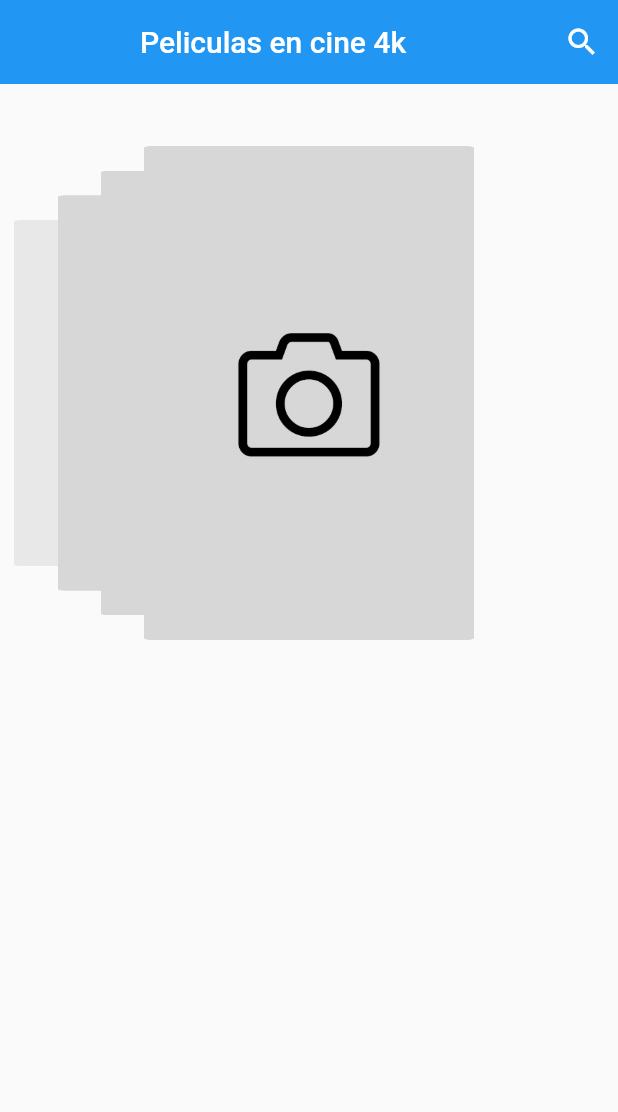
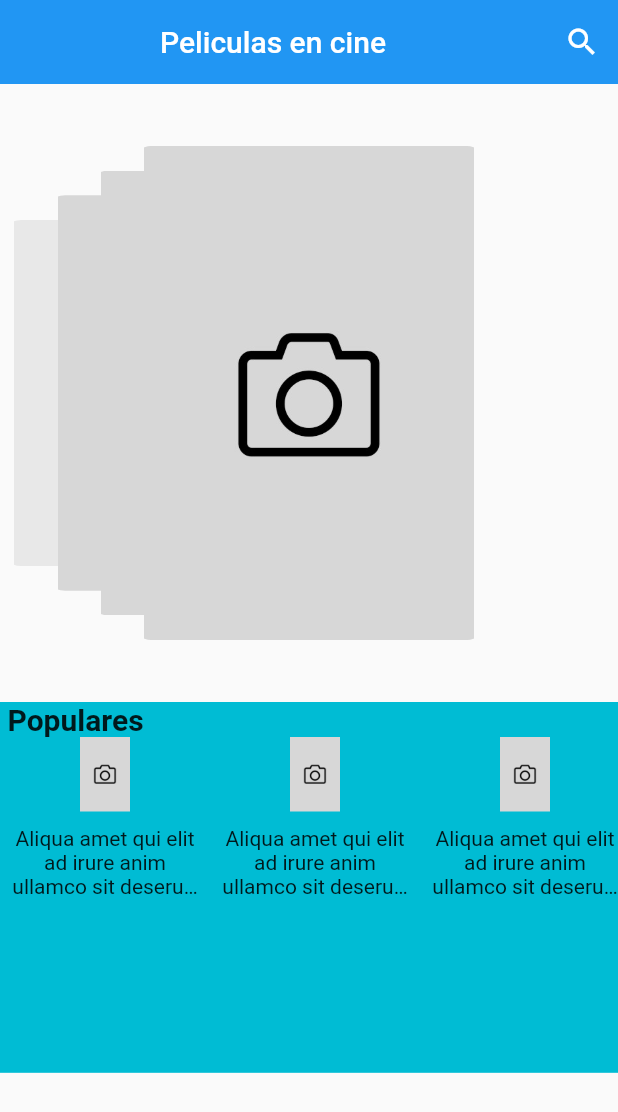
Before and after one commit to EmmanuelSalcido/peliculas_2023, a Flutter app: the screen it shows after launch, on a phone screen of 412 x 824 dp. Shown: the top 1112 px of the screen. Run offline on Flutter 3.47's test engine with Material 2 defaults, Android fonts, the phone set to English and light mode, and no system bars; drawn by our look-alikes of card_swiper; network calls fail.

Commit message:
jueves 28/10/2012

```diff
--- a/lib/main.dart
+++ b/lib/main.dart
@@ -1,7 +1,27 @@
-import 'package:flutter/material.dart'; //mate para la estructura
+import 'package:flutter/material.dart';
 import 'package:peliculas_2023/screens/screens.dart';
+import 'package:provider/provider.dart';
 
-void main() => runApp(const MyApp());
+import 'providers/movies_provider.dart';
+
+void main() => runApp(const AppState());
+
+class AppState extends StatelessWidget {
+  const AppState({super.key});
+
+  @override
+  Widget build(BuildContext context) {
+    return MultiProvider(
+      providers: [
+        ChangeNotifierProvider(
+          create: (_) => MoviesProvider(),
+          lazy: false,
+        )
+      ],
+      child: MyApp(),
+    );
+  }
+}
 
 class MyApp extends StatelessWidget {
   const MyApp({super.key});
@@ -10,11 +30,11 @@ class MyApp extends StatelessWidget {
   Widget build(BuildContext context) {
     return MaterialApp(
       debugShowCheckedModeBanner: false,
-      title: 'Peliculas Legales',
+      title: 'Peliculas',
       initialRoute: 'home',
       routes: {
-        'home': (_) => const HomeScreen(),
-        'details': (_) => const DetailsScreen()
+        'home': (_) => HomeScreen(),
+        'details': (_) => DetailsScreen(),
       },
     );
   }
--- /dev/null
+++ b/lib/providers/movies_provider.dart
@@ -0,0 +1,23 @@
+import 'dart:convert';
+
+import 'package:flutter/material.dart';
+import 'package:http/http.dart' as http;
+
+class MoviesProvider extends ChangeNotifier {
+  String _baseUrl = 'api.themoviedb.org';
+  String _apiKey = '9dc27117b000e7e5acfb365fa957971a';
+  String _language = 'es-MX';
+
+  MoviesProvider() {
+    getOnDisplayMovies();
+  }
+  getOnDisplayMovies() async {
+    var url = Uri.https(_baseUrl, '3/movie/now_playing',
+        {'api_key': _apiKey, 'lenguage': _language, 'pages': '1'});
+
+    final response = await http.get(url);
+    final Map<String, dynamic> decodeData = json.decode(response.body);
+    print(decodeData);
+    print(response.body);
+  }
+}
--- a/lib/screens/home_screen.dart
+++ b/lib/screens/home_screen.dart
@@ -1,5 +1,5 @@
 import 'package:flutter/material.dart';
-import 'package:peliculas_2023/widgets/card_swiper.dart';
+import 'package:peliculas_2023/widgets/widgets.dart';
 
 class HomeScreen extends StatelessWidget {
   const HomeScreen({super.key});
@@ -8,17 +8,19 @@ class HomeScreen extends StatelessWidget {
   Widget build(BuildContext context) {
     return Scaffold(
       appBar: AppBar(
-        elevation: 0, //sombra
+        elevation: 0,
         actions: [
           IconButton(
             onPressed: () {},
             icon: const Icon(Icons.search_outlined),
           )
         ],
-        title: const Center(child: Text('Peliculas en cine 4k')),
+        title: const Center(
+          child: Text('Peliculas en cine'),
+        ),
       ),
-      body: const Column(
-        children: [CardSwiper()],
+      body: Column(
+        children: [CardSwiper(), MovieSlider()],
       ),
     );
   }
--- a/lib/widgets/card_swiper.dart
+++ b/lib/widgets/card_swiper.dart
@@ -1,13 +1,12 @@
 import 'package:card_swiper/card_swiper.dart';
 import 'package:flutter/material.dart';
-//import 'package:peliculas_2023/widgets/widgets.dart';
 
 class CardSwiper extends StatelessWidget {
   const CardSwiper({super.key});
 
   @override
   Widget build(BuildContext context) {
-    final size = MediaQuery.of(context).size; //
+    final size = MediaQuery.of(context).size;
 
     return SizedBox(
       width: double.infinity,
@@ -19,19 +18,17 @@ class CardSwiper extends StatelessWidget {
         itemHeight: size.height * 0.4,
         itemBuilder: (_, int index) {
           return GestureDetector(
-              onTap: () =>
-                  Navigator.pushNamed(context, 'details', arguments: ''),
+            onTap: () => Navigator.pushNamed(context, 'details', arguments: ''),
             child: ClipRRect(
-                //para hacer redondeado
               borderRadius: BorderRadius.circular(20),
-                child: const FadeInImage(
-                  placeholder: AssetImage('assets/camara.jpg'),
-                  image: AssetImage(
-                      'assets/camara.jpg'), //https://via.placeholder.com/300x400 para que se guarde con el tamañ
+              child: FadeInImage(
+                placeholder: AssetImage('assets/no-image.jpg'),
+                image: AssetImage('assets/no-image.jpg'),
               ),
             ),
           );
         },
-        ));
+      ),
+    );
   }
 }
--- a/lib/widgets/movie_slider.dart
+++ b/lib/widgets/movie_slider.dart
@@ -1,4 +1,3 @@
-// ignore_for_file: unused_element, camel_case_types
 import 'package:flutter/material.dart';
 
 class MovieSlider extends StatelessWidget {
@@ -9,15 +8,15 @@ class MovieSlider extends StatelessWidget {
     final size = MediaQuery.of(context).size;
     return Container(
       width: double.infinity,
-      height: size.height * 0.25,
-      color: Colors.red,
+      height: size.height * 0.30,
+      color: Colors.cyan,
       child: Column(
         crossAxisAlignment: CrossAxisAlignment.start,
         children: [
           const Padding(
-            padding: EdgeInsets.symmetric(horizontal: 20),
+            padding: EdgeInsets.symmetric(horizontal: 5),
             child: Text(
-              'populares',
+              'Populares',
               style: TextStyle(
                 fontSize: 20,
                 fontWeight: FontWeight.bold,
@@ -28,7 +27,7 @@ class MovieSlider extends StatelessWidget {
             child: ListView.builder(
               scrollDirection: Axis.horizontal,
               itemCount: 20,
-              itemBuilder: (_, int index) => const _moviePoster(),
+              itemBuilder: (_, int index) => _MoviePoster(),
             ),
           )
         ],
@@ -37,15 +36,15 @@ class MovieSlider extends StatelessWidget {
   }
 }
 
-class _moviePoster extends StatelessWidget {
-  const _moviePoster({super.key});
+class _MoviePoster extends StatelessWidget {
+  const _MoviePoster({super.key});
 
   @override
   Widget build(BuildContext context) {
     return Container(
       width: 130,
-      height: 220,
-      margin: const EdgeInsets.symmetric(horizontal: 10),
+      height: 250,
+      margin: const EdgeInsets.symmetric(horizontal: 5),
       child: Column(
         children: [
           GestureDetector(
@@ -53,17 +52,17 @@ class _moviePoster extends StatelessWidget {
             child: ClipRRect(
               borderRadius: BorderRadius.circular(20),
               child: const FadeInImage(
-                placeholder: AssetImage('assets/camara.jpg'),
-                image: AssetImage('assets/camara.jpg'),
+                placeholder: AssetImage('assets/no-image.jpg'),
+                image: AssetImage('assets/no-image.jpg'),
                 width: 130,
-                height: 175,
+                height: 50,
               ),
             ),
           ),
-          const SizedBox(height: 5),
+          const SizedBox(height: 10),
           const Text(
-            'aqua',
-            maxLines: 2,
+            'Aliqua amet qui elit ad irure anim ullamco sit deserunt nisi eiusmod excepteur nisi sunt.',
+            maxLines: 3,
             overflow: TextOverflow.ellipsis,
             textAlign: TextAlign.center,
           )
--- a/pubspec.yaml
+++ b/pubspec.yaml
@@ -32,10 +32,13 @@ dependencies:
     sdk: flutter
 
 
+
   # The following adds the Cupertino Icons font to your application.
   # Use with the CupertinoIcons class for iOS style icons.
   cupertino_icons: ^1.0.2
   card_swiper: ^3.0.1 #https://pub.dev/packages/card_swiper/install
+  provider: ^6.0.5
+  http: ^1.1.0
 
 dev_dependencies:
   flutter_test:
```
Also changed, not shown: lib/screens/details_screen.dart (+17 -38 lines), lib/screens/models/now_playing_response.dart (added, +155 -0 lines), assets/no-image.jpg (renamed from assets/camara.jpg), pubspec.lock. Lines whose indentation alone changed are shown as unchanged.
